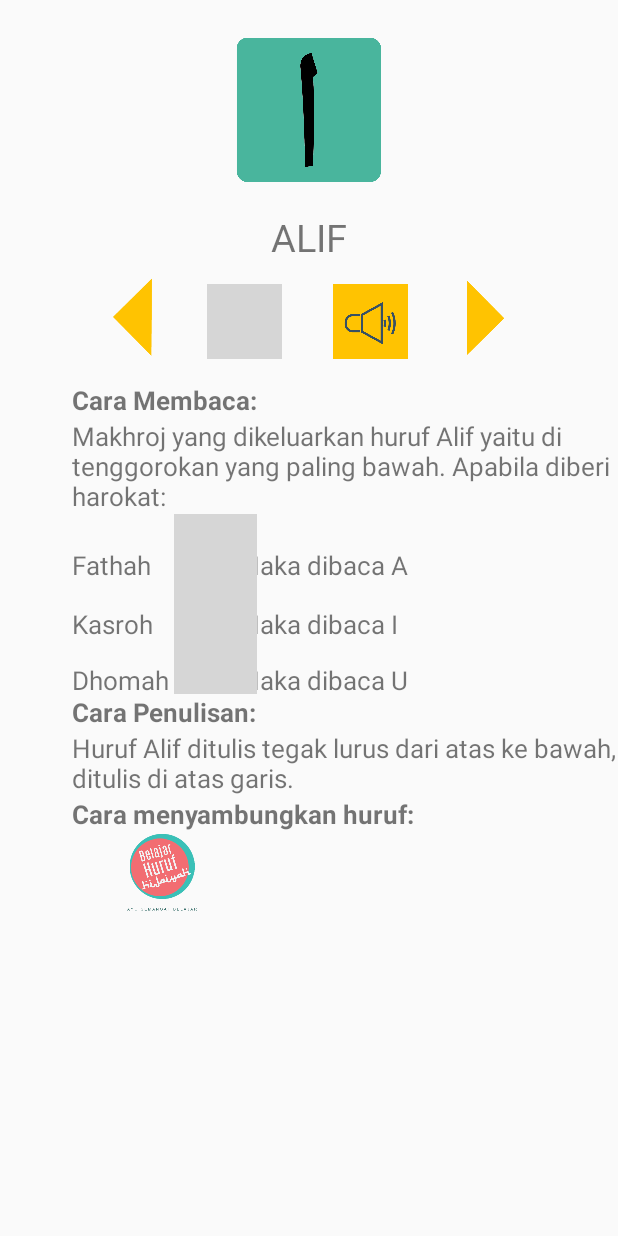
After one commit to nafinasalma/hujay-apps, an Android app: the SamplePembelajaranActivity screen opened directly, with no data from a screen before it, on a phone screen of 412 x 824 dp. The commit adds this screen. Run offline under Robolectric (Android 15) with nearby library versions, the phone set to English and light mode, and no system bars; grey boxes are pictures that could not be loaded.

Commit message:
add layout teori: SamplePembelajaranActivity

```diff
--- a/app/src/main/AndroidManifest.xml
+++ b/app/src/main/AndroidManifest.xml
@@ -69,6 +69,7 @@
         <activity android:name=".EsaySatuActivity" />
         <activity android:name=".PilganSatuActivity" />
         <activity android:name=".HasilSkoringActivity" />
+        <activity android:name=".SamplePembelajaranActivity"></activity>
     </application>
 
 </manifest>
--- /dev/null
+++ b/app/src/main/java/com/example/asus/hujayapps/SamplePembelajaranActivity.java
@@ -0,0 +1,13 @@
+package com.example.asus.hujayapps;
+
+import android.support.v7.app.AppCompatActivity;
+import android.os.Bundle;
+
+public class SamplePembelajaranActivity extends AppCompatActivity {
+
+    @Override
+    protected void onCreate(Bundle savedInstanceState) {
+        super.onCreate(savedInstanceState);
+        setContentView(R.layout.activity_sample_pembelajaran);
+    }
+}
--- /dev/null
+++ b/app/src/main/res/layout/activity_sample_pembelajaran.xml
@@ -0,0 +1,215 @@
+<?xml version="1.0" encoding="utf-8"?>
+<RelativeLayout xmlns:android="http://schemas.android.com/apk/res/android"
+    xmlns:tools="http://schemas.android.com/tools"
+    android:layout_width="match_parent"
+    android:layout_height="match_parent"
+    tools:context="com.example.asus.hujayapps.SamplePembelajaranActivity">
+
+    <ImageView
+        android:layout_width="100dp"
+        android:layout_height="100dp"
+        android:src="@drawable/hurupalif"
+        android:layout_alignParentTop="true"
+        android:layout_centerHorizontal="true"
+        android:layout_marginTop="23dp"
+        android:id="@+id/imageView2" />
+
+    <TextView
+        android:layout_width="wrap_content"
+        android:layout_height="wrap_content"
+        android:text="ALIF"
+        android:textSize="25sp"
+        android:layout_marginTop="17dp"
+        android:layout_below="@+id/imageView2"
+        android:layout_centerHorizontal="true"
+        android:id="@+id/textView5" />
+
+    <ImageButton
+        android:layout_width="50dp"
+        android:layout_height="50dp"
+        android:layout_below="@+id/textView5"
+        android:layout_alignLeft="@+id/textView5"
+        android:layout_alignStart="@+id/textView5"
+        android:layout_marginLeft="41dp"
+        android:layout_marginStart="41dp"
+        android:layout_marginTop="14dp"
+        android:background="@drawable/soundbtn"
+        android:id="@+id/imageButton21" />
+
+    <ImageButton
+        android:layout_width="50dp"
+        android:layout_height="50dp"
+        android:background="@drawable/popupbtn"
+        android:layout_alignTop="@+id/imageButton21"
+        android:layout_alignRight="@+id/textView5"
+        android:layout_alignEnd="@+id/textView5"
+        android:layout_marginRight="43dp"
+        android:layout_marginEnd="43dp"
+        android:id="@+id/imageButton28" />
+
+    <ImageButton
+        android:layout_width="90dp"
+        android:layout_height="90dp"
+        android:background="@drawable/next"
+        android:layout_alignTop="@+id/textView5"
+        android:layout_toRightOf="@+id/imageButton21"
+        android:layout_toEndOf="@+id/imageButton21"
+        android:layout_marginTop="24dp"
+        android:id="@+id/imageButton27" />
+
+    <ImageButton
+        android:layout_width="90dp"
+        android:layout_height="90dp"
+        android:background="@drawable/prev"
+        android:layout_alignTop="@+id/imageButton27"
+        android:layout_toLeftOf="@+id/imageButton28"
+        android:layout_toStartOf="@+id/imageButton28"
+        android:id="@+id/imageButton29" />
+
+    <TextView
+        android:layout_width="wrap_content"
+        android:layout_height="wrap_content"
+        android:text="Cara Membaca:"
+        android:textStyle="bold"
+        android:textSize="17sp"
+        android:layout_below="@+id/imageButton29"
+        android:layout_alignLeft="@+id/imageButton29"
+        android:layout_alignStart="@+id/imageButton29"
+        android:id="@+id/textView6" />
+
+    <TextView
+        android:layout_width="wrap_content"
+        android:layout_height="wrap_content"
+        android:text="Makhroj yang dikeluarkan huruf Alif yaitu di tenggorokan yang paling bawah.
+Apabila diberi harokat:"
+        android:textSize="17sp"
+        android:layout_below="@+id/textView6"
+        android:layout_alignLeft="@+id/textView6"
+        android:layout_alignStart="@+id/textView6"
+        android:id="@+id/textView7" />
+
+    <TextView
+        android:layout_width="wrap_content"
+        android:layout_height="wrap_content"
+        android:text="Fathah"
+        android:textSize="17sp"
+        android:layout_below="@+id/textView7"
+        android:layout_alignLeft="@+id/textView7"
+        android:layout_alignStart="@+id/textView7"
+        android:layout_marginTop="22dp"
+        android:id="@+id/textView8" />
+
+    <TextView
+        android:layout_width="wrap_content"
+        android:layout_height="wrap_content"
+        android:text="Kasroh"
+        android:textSize="17sp"
+        android:layout_below="@+id/textView8"
+        android:layout_alignLeft="@+id/textView8"
+        android:layout_alignStart="@+id/textView8"
+        android:layout_marginTop="15dp"
+        android:id="@+id/textView9" />
+
+    <TextView
+        android:layout_width="wrap_content"
+        android:layout_height="wrap_content"
+        android:text="Dhomah"
+        android:textSize="17sp"
+        android:layout_marginTop="13dp"
+        android:layout_below="@+id/textView9"
+        android:layout_alignLeft="@+id/textView9"
+        android:layout_alignStart="@+id/textView9"
+        android:id="@+id/textView10" />
+
+    <ImageView
+        android:layout_width="55dp"
+        android:layout_height="120dp"
+        android:src="@drawable/alifharokat"
+        android:layout_below="@+id/textView7"
+        android:layout_alignRight="@+id/textView6"
+        android:layout_alignEnd="@+id/textView6"
+        android:id="@+id/imageView4" />
+
+    <TextView
+        android:layout_width="wrap_content"
+        android:layout_height="wrap_content"
+        android:text="Maka dibaca A"
+        android:textSize="17sp"
+        android:layout_above="@+id/textView9"
+        android:layout_toLeftOf="@+id/imageButton27"
+        android:layout_toStartOf="@+id/imageButton27"
+        android:id="@+id/textView11" />
+
+    <TextView
+        android:layout_width="wrap_content"
+        android:layout_height="wrap_content"
+        android:text="Maka dibaca I"
+        android:textSize="17sp"
+        android:layout_above="@+id/textView10"
+        android:layout_alignLeft="@+id/textView11"
+        android:layout_alignStart="@+id/textView11"
+        android:id="@+id/textView12" />
+
+    <TextView
+        android:layout_width="wrap_content"
+        android:layout_height="wrap_content"
+        android:text="Maka dibaca U"
+        android:textSize="17sp"
+        android:layout_alignBaseline="@+id/textView10"
+        android:layout_alignBottom="@+id/textView10"
+        android:layout_alignLeft="@+id/textView12"
+        android:layout_alignStart="@+id/textView12" />
+
+    <TextView
+        android:layout_width="wrap_content"
+        android:layout_height="wrap_content"
+        android:text="Cara Penulisan:"
+        android:textStyle="bold"
+        android:textSize="17sp"
+        android:layout_below="@+id/imageView4"
+        android:layout_alignLeft="@+id/textView10"
+        android:layout_alignStart="@+id/textView10"
+        android:id="@+id/textView13" />
+
+    <TextView
+        android:layout_width="wrap_content"
+        android:layout_height="wrap_content"
+        android:text="Huruf Alif ditulis tegak lurus dari atas ke bawah, ditulis di atas garis."
+        android:textSize="17sp"
+        android:layout_below="@+id/textView13"
+        android:layout_alignLeft="@+id/textView13"
+        android:layout_alignStart="@+id/textView13"
+        android:id="@+id/textView14" />
+
+    <TextView
+        android:layout_width="wrap_content"
+        android:layout_height="wrap_content"
+        android:text="Cara menyambungkan huruf:"
+        android:textStyle="bold"
+        android:textSize="17sp"
+        android:layout_below="@+id/textView14"
+        android:layout_alignLeft="@+id/textView14"
+        android:layout_alignStart="@+id/textView14"
+        android:id="@+id/textView15" />
+
+    <ImageView
+        android:layout_width="120dp"
+        android:layout_height="55dp"
+        android:src="@drawable/logo"
+        android:layout_below="@+id/textView15"
+        android:layout_alignLeft="@+id/textView15"
+        android:layout_alignStart="@+id/textView15" />
+
+    <ScrollView
+        android:layout_width="match_parent"
+        android:layout_height="match_parent"
+        android:layout_alignParentEnd="true"
+        android:layout_alignParentRight="true">
+
+        <LinearLayout
+            android:layout_width="match_parent"
+            android:layout_height="wrap_content"
+            android:orientation="vertical" />
+    </ScrollView>
+
+</RelativeLayout>
--- a/app/src/main/res/layout/fragment_huruf.xml
+++ b/app/src/main/res/layout/fragment_huruf.xml
@@ -90,27 +90,7 @@
             android:layout_marginTop="24dp"
             android:textStyle="bold"
             android:textColor="#ffffff"
-            android:text="Cara Membaca:"
             android:textSize="20sp" />
-
-        <TextView
-            android:layout_width="match_parent"
-            android:layout_height="wrap_content"
-            android:textSize="20sp"
-            android:textColor="#ffffff"/>
-
-        <ImageView
-            android:id="@+id/ivHarokat"
-            android:layout_width="match_parent"
-            android:layout_height="wrap_content" />
-
-        <TextView
-            android:layout_width="match_parent"
-            android:layout_height="wrap_content" />
-
-        <ImageView
-            android:layout_width="wrap_content"
-            android:layout_height="wrap_content" />
     </ScrollView>
 
 </LinearLayout>
```
Also changed, not shown: app/src/main/res/drawable/alifsambung.png (deleted).
